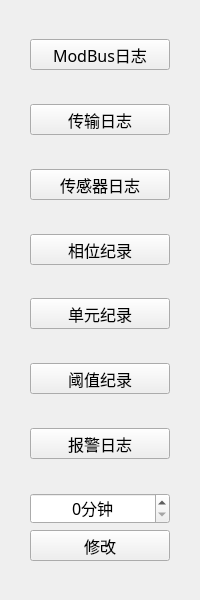
ChinaClever/IDC_TestSystem, file IDC_TestSystem/mpdu/m_toolbox/m_logstoolwid.ui: the form before one commit.
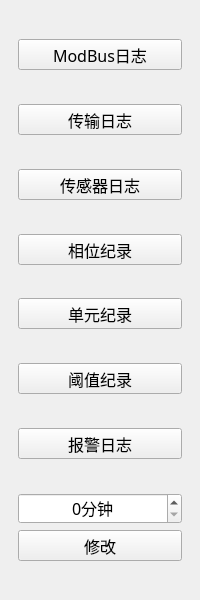
The form after the commit.

```diff
--- a/IDC_TestSystem/mpdu/m_toolbox/m_logstoolwid.ui
+++ b/IDC_TestSystem/mpdu/m_toolbox/m_logstoolwid.ui
@@ -21,10 +21,10 @@
   </property>
   <layout class="QVBoxLayout" name="verticalLayout">
    <property name="leftMargin">
-    <number>30</number>
+    <number>18</number>
    </property>
    <property name="rightMargin">
-    <number>30</number>
+    <number>18</number>
    </property>
    <item>
     <spacer name="verticalSpacer">
```
